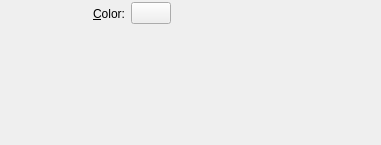
mgottschlag/kwin-tiling, file plasma/generic/wallpapers/color/config.ui: the form before one commit.
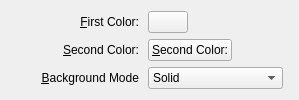
The form after the commit. Custom widgets are drawn as their Qt base class.

Commit message:
Add options to have gradients between two colors
FEATURE:194272

Patch:
```diff
--- a/plasma/generic/wallpapers/color/config.ui
+++ b/plasma/generic/wallpapers/color/config.ui
@@ -6,17 +6,14 @@
    <rect>
     <x>0</x>
     <y>0</y>
-    <width>381</width>
-    <height>145</height>
+    <width>299</width>
+    <height>91</height>
    </rect>
   </property>
   <property name="windowTitle">
    <string>Color</string>
   </property>
   <layout class="QGridLayout" name="gridLayout">
-   <property name="margin">
-    <number>0</number>
-   </property>
    <item row="0" column="0">
     <widget class="QLabel" name="label_5">
      <property name="minimumSize">
@@ -26,20 +23,20 @@
       </size>
      </property>
      <property name="text">
-      <string>&amp;Color:</string>
+      <string>&amp;First Color:</string>
      </property>
      <property name="alignment">
       <set>Qt::AlignRight|Qt::AlignTrailing|Qt::AlignVCenter</set>
      </property>
      <property name="buddy">
-      <cstring>m_color</cstring>
+      <cstring>m_color1</cstring>
      </property>
     </widget>
    </item>
    <item row="0" column="1">
-    <widget class="KColorButton" name="m_color">
+    <widget class="KColorButton" name="m_color1">
      <property name="sizePolicy">
-      <sizepolicy hsizetype="Minimum" vsizetype="Fixed">
+      <sizepolicy hsizetype="Fixed" vsizetype="Fixed">
        <horstretch>0</horstretch>
        <verstretch>0</verstretch>
       </sizepolicy>
@@ -60,31 +57,115 @@
      </property>
     </widget>
    </item>
-   <item row="0" column="2">
-    <spacer name="spacer">
-     <property name="orientation">
-      <enum>Qt::Horizontal</enum>
-     </property>
-     <property name="sizeHint" stdset="0">
+   <item row="1" column="0">
+    <widget class="QLabel" name="label_6">
+     <property name="minimumSize">
       <size>
-       <width>87</width>
-       <height>27</height>
+       <width>125</width>
+       <height>0</height>
       </size>
      </property>
-    </spacer>
+     <property name="text">
+      <string>&amp;Second Color:</string>
+     </property>
+     <property name="alignment">
+      <set>Qt::AlignRight|Qt::AlignTrailing|Qt::AlignVCenter</set>
+     </property>
+     <property name="buddy">
+      <cstring>m_color1</cstring>
+     </property>
+    </widget>
    </item>
-   <item row="1" column="0" colspan="3">
-    <spacer name="verticalSpacer_2">
-     <property name="orientation">
-      <enum>Qt::Vertical</enum>
+   <item row="1" column="1">
+    <widget class="KColorButton" name="m_color2">
+     <property name="sizePolicy">
+      <sizepolicy hsizetype="Fixed" vsizetype="Fixed">
+       <horstretch>0</horstretch>
+       <verstretch>0</verstretch>
+      </sizepolicy>
      </property>
-     <property name="sizeHint" stdset="0">
+     <property name="text">
+      <string>&amp;Second Color:</string>
+     </property>
+     <property name="color">
+      <color>
+       <red>70</red>
+       <green>90</green>
+       <blue>130</blue>
+      </color>
+     </property>
+     <property name="defaultColor">
+      <color>
+       <red>70</red>
+       <green>90</green>
+       <blue>130</blue>
+      </color>
+     </property>
+    </widget>
+   </item>
+   <item row="2" column="0">
+    <widget class="QLabel" name="label_7">
+     <property name="sizePolicy">
+      <sizepolicy hsizetype="Fixed" vsizetype="Preferred">
+       <horstretch>0</horstretch>
+       <verstretch>0</verstretch>
+      </sizepolicy>
+     </property>
+     <property name="minimumSize">
       <size>
-       <width>338</width>
-       <height>30</height>
+       <width>125</width>
+       <height>0</height>
       </size>
      </property>
-    </spacer>
+     <property name="text">
+      <string>&amp;Background Mode</string>
+     </property>
+     <property name="alignment">
+      <set>Qt::AlignRight|Qt::AlignTrailing|Qt::AlignVCenter</set>
+     </property>
+     <property name="buddy">
+      <cstring>m_color1</cstring>
+     </property>
+    </widget>
+   </item>
+   <item row="2" column="1">
+    <widget class="QComboBox" name="m_backgroundMode">
+     <item>
+      <property name="text">
+       <string>Solid</string>
+      </property>
+     </item>
+     <item>
+      <property name="text">
+       <string>Horizontal</string>
+      </property>
+     </item>
+     <item>
+      <property name="text">
+       <string>Vertical</string>
+      </property>
+     </item>
+     <item>
+      <property name="text">
+       <string>Rectangular</string>
+      </property>
+     </item>
+     <item>
+      <property name="text">
+       <string>Radial</string>
+      </property>
+     </item>
+     <item>
+      <property name="text">
+       <string>Top Left Diagonal</string>
+      </property>
+     </item>
+     <item>
+      <property name="text">
+       <string>Top Right Diagonal</string>
+      </property>
+     </item>
+    </widget>
    </item>
   </layout>
  </widget>
```
The commit also changes 3 other files.
